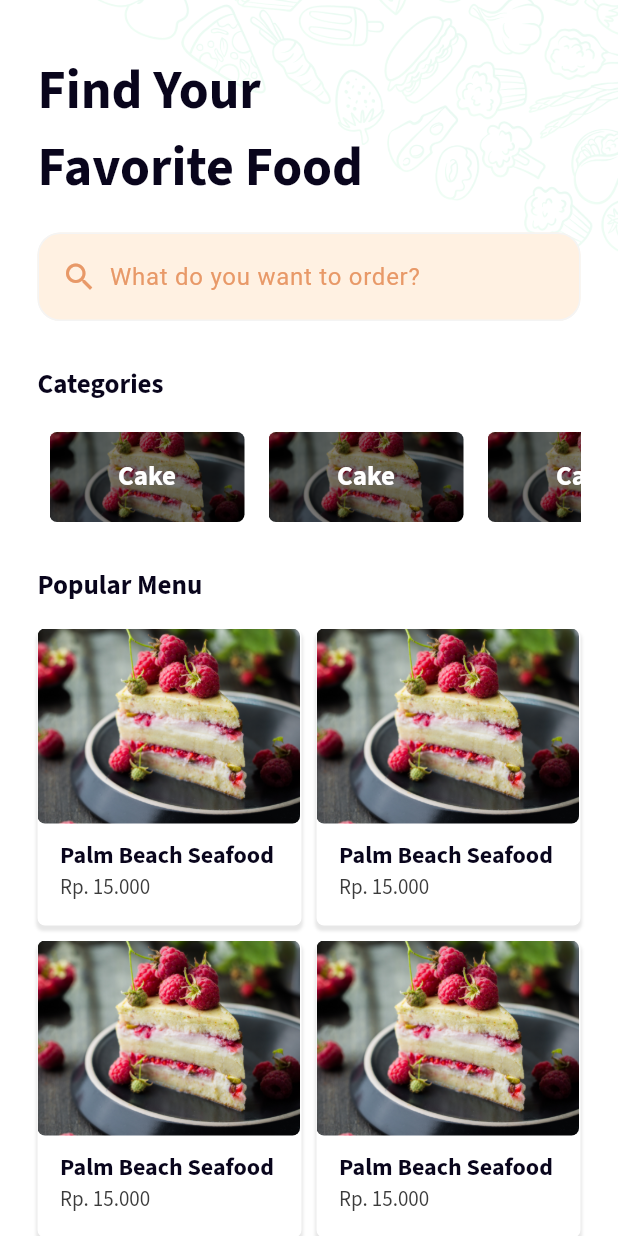
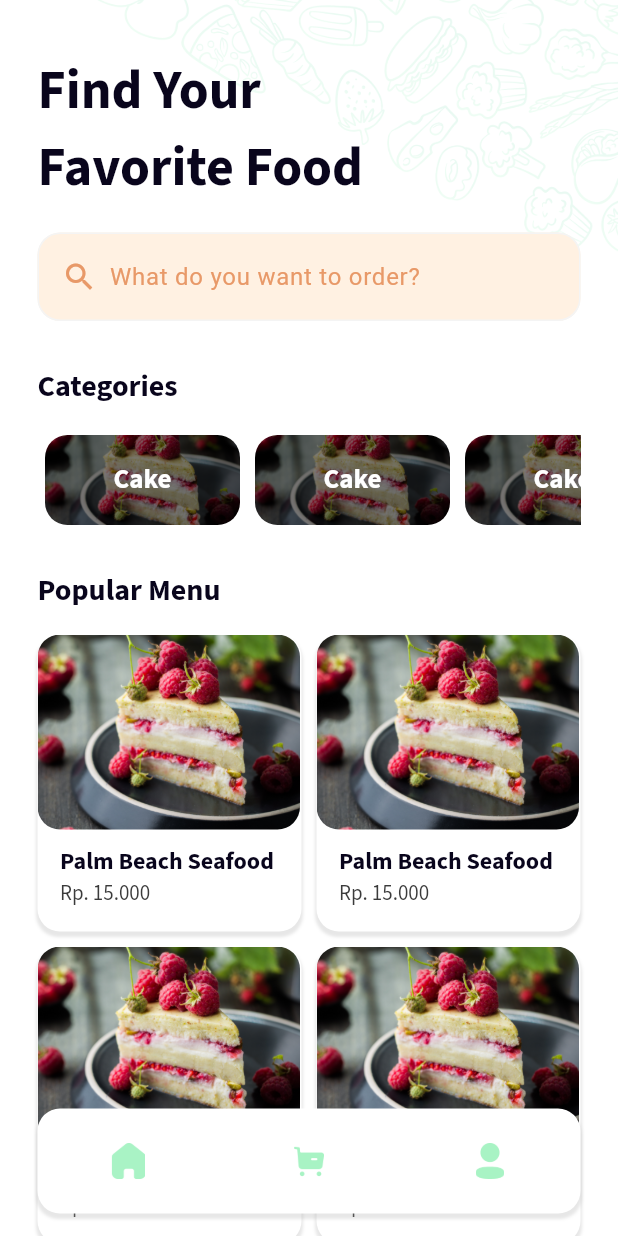
Before and after one commit to adityamputra27/easyfood, a Flutter app: the screen it shows after launch, on a phone screen of 412 x 824 dp. Run offline on Flutter 3.47's test engine with Material 2 defaults, Android fonts, the light colour scheme and no system bars; our stand-ins replace google_fonts.

Commit message:
bottom navigation and fix home page

```diff
--- a/lib/home_page.dart
+++ b/lib/home_page.dart
@@ -1,3 +1,4 @@
+import 'package:easyfood/items/bottom_navigation_item.dart';
 import 'package:easyfood/widgets/categories_card.dart';
 import 'package:easyfood/widgets/popular_menus_card.dart';
 import 'package:flutter/material.dart';
@@ -101,7 +102,7 @@ class HomePage extends StatelessWidget {
             Text(
               'Categories',
               style: GoogleFonts.sourceSansPro(
-                fontSize: 18,
+                fontSize: 20,
                 fontWeight: FontWeight.bold,
                 color: const Color(0xff09051C),
               ),
@@ -128,7 +129,7 @@ class HomePage extends StatelessWidget {
           top: 30,
           left: 25,
           right: 25,
-          bottom: 50,
+          bottom: 90,
         ),
         child: Column(
           crossAxisAlignment: CrossAxisAlignment.start,
@@ -136,7 +137,7 @@ class HomePage extends StatelessWidget {
             Text(
               'Popular Menu',
               style: GoogleFonts.sourceSansPro(
-                fontSize: 18,
+                fontSize: 20,
                 fontWeight: FontWeight.bold,
                 color: const Color(0xff09051C),
               ),
@@ -158,6 +159,47 @@ class HomePage extends StatelessWidget {
               ],
             ),
           ],
+        ),
+      );
+    }
+
+    Widget bottomNavigation() {
+      return Align(
+        alignment: Alignment.bottomCenter,
+        child: Container(
+          width: double.infinity,
+          height: 70,
+          decoration: BoxDecoration(
+            color: Colors.white,
+            borderRadius: BorderRadius.circular(15),
+            boxShadow: [
+              BoxShadow(
+                color: Colors.grey.withOpacity(0.25),
+                spreadRadius: 0.5,
+                blurRadius: 1,
+                offset: const Offset(0, 3),
+              ),
+            ],
+          ),
+          margin: const EdgeInsets.only(
+            bottom: 15,
+            left: 25,
+            right: 25,
+          ),
+          child: const Row(
+            mainAxisAlignment: MainAxisAlignment.spaceAround,
+            children: [
+              BottomNavigationItem(
+                imageUrl: 'assets/icon_home.png',
+              ),
+              BottomNavigationItem(
+                imageUrl: 'assets/icon_cart.png',
+              ),
+              BottomNavigationItem(
+                imageUrl: 'assets/icon_user.png',
+              ),
+            ],
+          ),
         ),
       );
     }
@@ -184,6 +226,7 @@ class HomePage extends StatelessWidget {
               menus(),
             ],
           ),
+          bottomNavigation(),
         ],
       ),
     );
--- /dev/null
+++ b/lib/items/bottom_navigation_item.dart
@@ -0,0 +1,28 @@
+import 'package:flutter/material.dart';
+
+class BottomNavigationItem extends StatelessWidget {
+  final String imageUrl;
+
+  const BottomNavigationItem({
+    super.key,
+    required this.imageUrl,
+  });
+
+  @override
+  Widget build(BuildContext context) {
+    return GestureDetector(
+      onTap: () {},
+      child: Column(
+        mainAxisAlignment: MainAxisAlignment.center,
+        children: [
+          const SizedBox(),
+          Image.asset(
+            imageUrl,
+            width: 24,
+            height: 24,
+          ),
+        ],
+      ),
+    );
+  }
+}
--- a/lib/widgets/categories_card.dart
+++ b/lib/widgets/categories_card.dart
@@ -9,7 +9,7 @@ class CategoriesCard extends StatelessWidget {
     return GestureDetector(
       onTap: () {},
       child: Container(
-        margin: const EdgeInsets.only(top: 18, left: 8, right: 8),
+        margin: const EdgeInsets.only(top: 18, left: 5, right: 5),
         width: 130,
         height: 60,
         decoration: BoxDecoration(
@@ -25,7 +25,7 @@ class CategoriesCard extends StatelessWidget {
           ),
           borderRadius: const BorderRadius.all(
             Radius.circular(
-              5,
+              15,
             ),
           ),
           color: Colors.white,
--- a/lib/widgets/popular_menus_card.dart
+++ b/lib/widgets/popular_menus_card.dart
@@ -10,14 +10,14 @@ class PopularMenusCard extends StatelessWidget {
       onTap: () {},
       child: Container(
         decoration: BoxDecoration(
-          borderRadius: BorderRadius.circular(5),
+          borderRadius: BorderRadius.circular(15),
           color: Colors.white,
           boxShadow: [
             BoxShadow(
               color: Colors.grey.withOpacity(0.25),
               spreadRadius: 0.5,
               blurRadius: 1,
-              offset: Offset(0, 3), // changes position of shadow
+              offset: const Offset(0, 3),
             ),
           ],
         ),
@@ -28,7 +28,7 @@ class PopularMenusCard extends StatelessWidget {
               width: 175,
               height: 130,
               decoration: BoxDecoration(
-                borderRadius: BorderRadius.circular(5),
+                borderRadius: BorderRadius.circular(15),
                 image: const DecorationImage(
                   image: AssetImage(
                     'assets/food.jpg',
```
Also changed, not shown: assets/icon_cart.png (added), assets/icon_chat.png (added), assets/icon_home.png (added), assets/icon_user.png (added).
